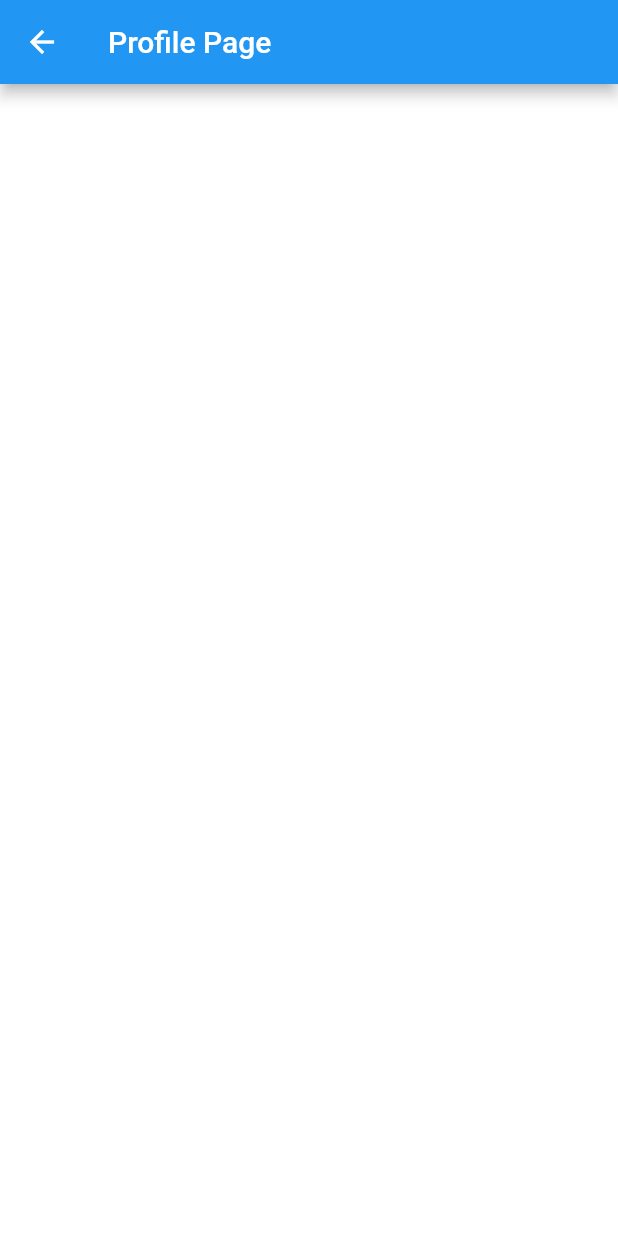
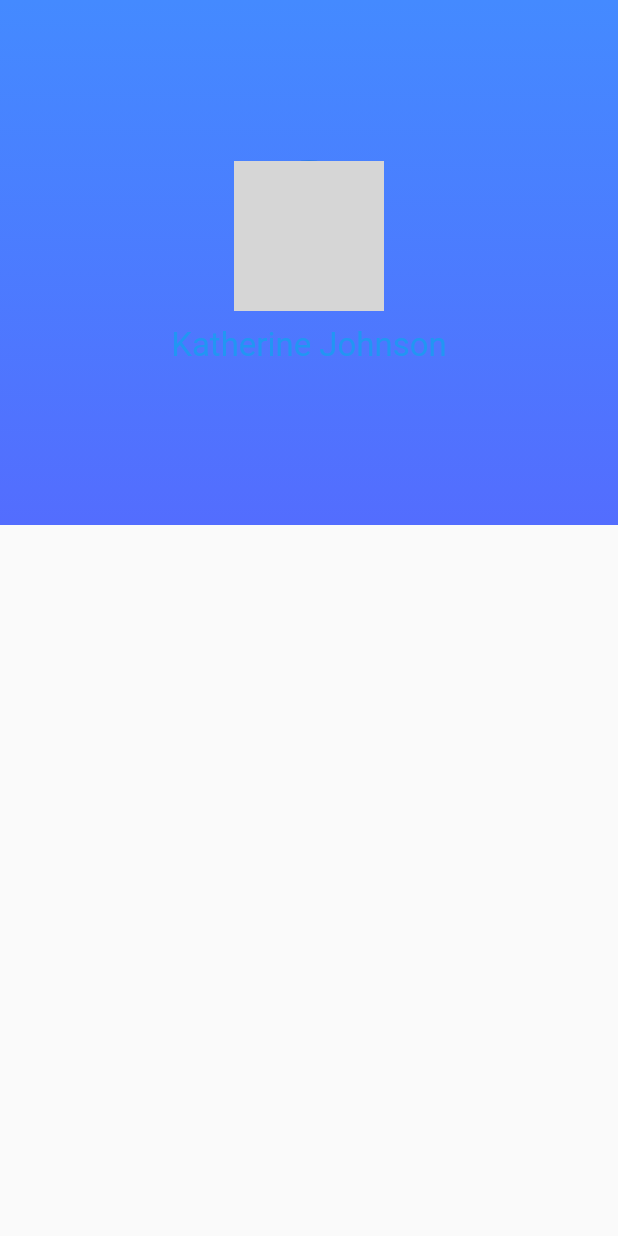
Before and after one commit to jg925/covid-resource-app, a Flutter app: the Profile screen opened directly, on a phone screen of 412 x 824 dp. Run offline on Flutter 3.47's test engine with Material 2 defaults, Android fonts, the phone set to English and light mode, and no system bars; our stand-ins replace google_maps_flutter; network calls fail; grey boxes are pictures that could not be loaded.

Commit message:
Contents of Profile page include background, profile image and name

```diff
--- a/lib/components/bottom_navigation_menu/tab_navigator.dart
+++ b/lib/components/bottom_navigation_menu/tab_navigator.dart
@@ -2,6 +2,7 @@ import 'package:covid_resource_app_master/screens/contribute/contribute.dart';
 import 'package:covid_resource_app_master/screens/help/help.dart';
 import 'package:covid_resource_app_master/screens/resources/color_detail_page.dart';
 import 'package:covid_resource_app_master/screens/resources/resources.dart';
+import 'package:covid_resource_app_master/screens/profile/profile.dart';
 import 'package:flutter/material.dart';
 
 import 'bottom_navigation.dart';
@@ -78,7 +79,24 @@ class TabNavigator extends StatelessWidget {
         };
       }
       break;
+      case TabItem.profile: {
+        return {
+          TabNavigatorRoutes.root: (context) => Profile(
+            color: activeTabColor[tabItem],
+            title: tabName[tabItem],
+            onPush: (materialIndex) =>
+                _push(context, materialIndex: materialIndex),
+          ),
+          TabNavigatorRoutes.detail: (context) => ColorDetailPage(
+            color: activeTabColor[tabItem],
+            title: tabName[tabItem],
+            materialIndex: materialIndex,
+          ),
+        };
+      }
+      break;
     }
+
 
   }
 
--- a/lib/screens/profile/profile.dart
+++ b/lib/screens/profile/profile.dart
@@ -1,8 +1,9 @@
+import 'package:flutter/cupertino.dart';
 import 'package:flutter/material.dart';
+
 
 class Profile extends StatelessWidget {
   Profile({this.color, this.title, this.onPush});
-
   final MaterialColor color;
   final String title;
   final ValueChanged<int> onPush;
@@ -10,17 +11,46 @@ class Profile extends StatelessWidget {
   @override
   Widget build(BuildContext context) {
     return Scaffold(
-        appBar: AppBar(
-          title: Text(
-            "Profile Page",
-          ),
-          backgroundColor: color,
+        body: Column(
+        children: <Widget>[
+          Container(
+            decoration: BoxDecoration(
+              gradient: LinearGradient(
+                begin: Alignment.topCenter,
+                end: Alignment.bottomCenter,
+                colors: [Colors.blueAccent,Colors.indigoAccent],
+              )
+            ),
+            child:Container(
+              width:double.infinity,
+              height:350.0,
+              child:Center(
+                child:Column(
+                  crossAxisAlignment: CrossAxisAlignment.center,
+                  mainAxisAlignment: MainAxisAlignment.center,
+                  children: <Widget>[
+                    CircleAvatar(
+                      backgroundImage: NetworkImage("Katherine-Johnson.jpg"
+                    ),
+                    radius:50.0,
+                    ),
+                    SizedBox(
+                      height: 10.0,
+                    ),
+                    Text(
+                      "Katherine Johnson",
+                      style: TextStyle(
+                        fontSize: 22.0,
+                        color: Colors.blue
+                      ),
+                    ),
+                  ],
+                )
+              )
+            )
+          )
+        ],
         ),
-        body: Container(
-          color: Colors.white,
-        ));
+    );
   }
-
-
-
 }
```
Also changed, not shown: assets/images/Katherine-Johnson.jpg (added).
